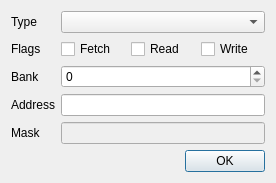
samstyle/Xpeccy, file ui/brkmanager.ui: the form before one commit.
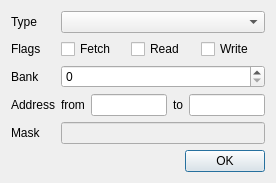
The form after the commit. Icons and pictures are not drawn. Custom widgets are drawn as their Qt base class.

```diff
--- a/ui/brkmanager.ui
+++ b/ui/brkmanager.ui
@@ -67,6 +67,13 @@
    </item>
    <item row="3" column="1">
     <layout class="QHBoxLayout" name="horizontalLayout">
+     <item>
+      <widget class="QLabel" name="label_7">
+       <property name="text">
+        <string>from</string>
+       </property>
+      </widget>
+     </item>
      <item>
       <widget class="xHexSpin" name="brkAdrHex">
        <property name="inputMask">
@@ -74,6 +81,16 @@
        </property>
       </widget>
      </item>
+     <item>
+      <widget class="QLabel" name="label_6">
+       <property name="text">
+        <string>to</string>
+       </property>
+      </widget>
+     </item>
+     <item>
+      <widget class="xHexSpin" name="brkAdrEnd"/>
+     </item>
     </layout>
    </item>
    <item row="1" column="0">
```
